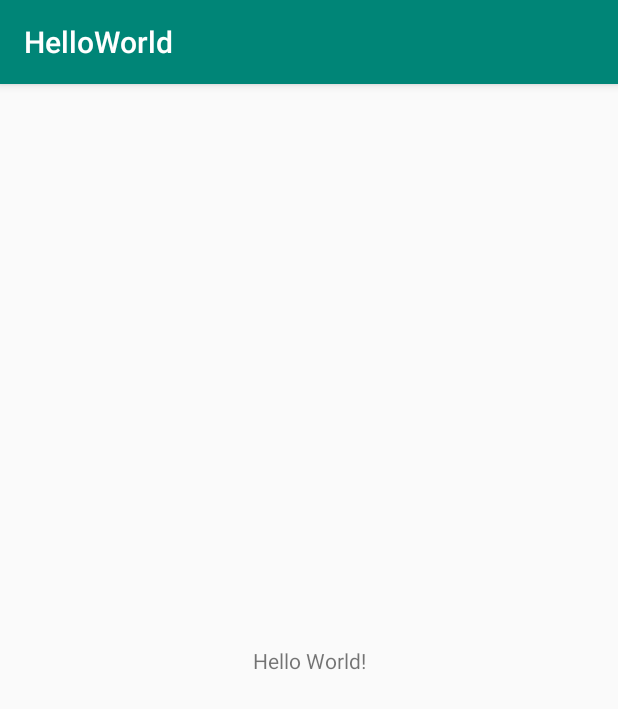
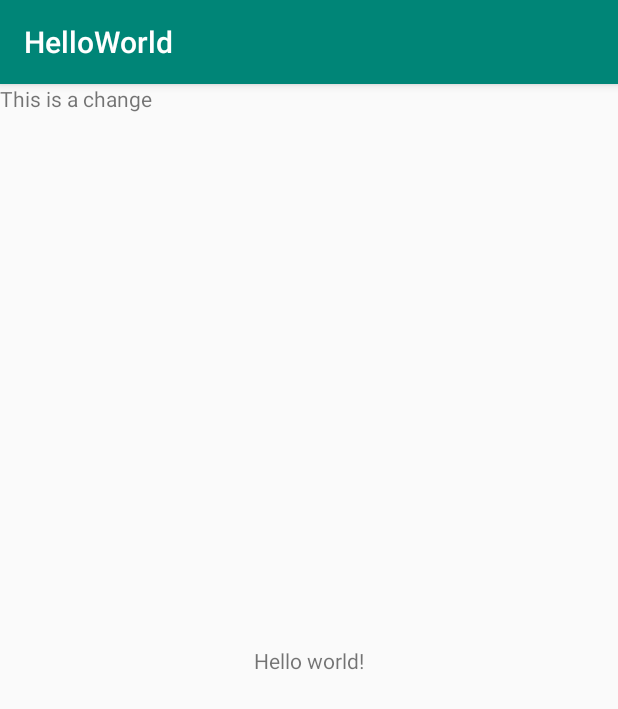
Before and after one commit to CS-407-Spring2020/helloworld-skw1997, an Android app: the screen it shows after launch (MainActivity), on a phone screen of 412 x 824 dp. Shown: the top 709 px of the screen. Run offline under Robolectric (Android 15) with nearby library versions, the phone set to English and light mode, and no system bars.

Commit message:
1st change

```diff
--- a/app/src/main/res/layout/activity_main.xml
+++ b/app/src/main/res/layout/activity_main.xml
@@ -9,10 +9,18 @@
     <TextView
         android:layout_width="wrap_content"
         android:layout_height="wrap_content"
-        android:text="Hello World!"
+        android:text="Hello world!"
         app:layout_constraintBottom_toBottomOf="parent"
         app:layout_constraintLeft_toLeftOf="parent"
         app:layout_constraintRight_toRightOf="parent"
         app:layout_constraintTop_toTopOf="parent" />
 
+    <TextView
+        android:id="@+id/textView"
+        android:layout_width="wrap_content"
+        android:layout_height="wrap_content"
+        android:text="This is a change"
+        tools:layout_editor_absoluteX="169dp"
+        tools:layout_editor_absoluteY="291dp" />
+
 </androidx.constraintlayout.widget.ConstraintLayout>
```
